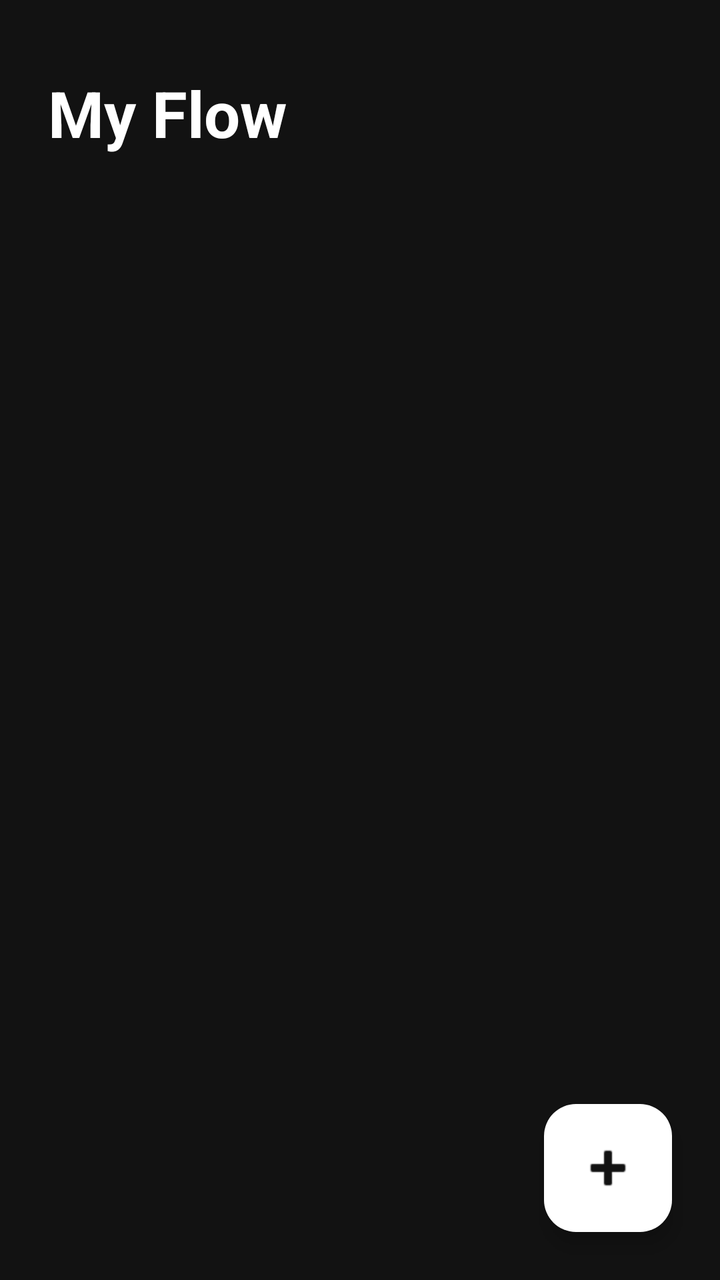
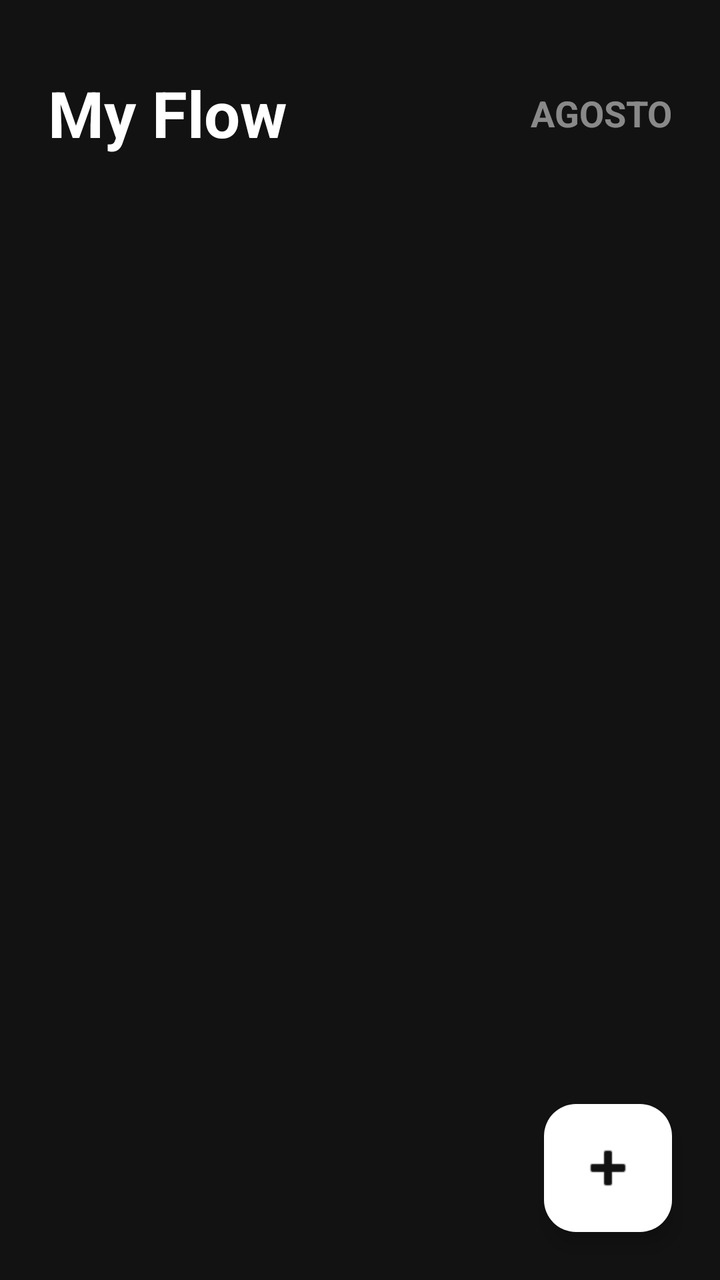

Screens rendered from an Android XML layout before and after an edit, with the pre-edit source and the edit as a unified diff.
<!-- AndroidManifest.xml: application theme Theme.FlowWidget -->
<!-- res/layout/activity_settings.xml -->
<?xml version="1.0" encoding="utf-8"?>
<androidx.coordinatorlayout.widget.CoordinatorLayout xmlns:android="http://schemas.android.com/apk/res/android"
    xmlns:app="http://schemas.android.com/apk/res-auto"
    android:layout_width="match_parent"
    android:layout_height="match_parent"
    android:background="#121212">

    <LinearLayout
        android:layout_width="match_parent"
        android:layout_height="match_parent"
        android:orientation="vertical">

        <TextView
            android:layout_width="wrap_content"
            android:layout_height="wrap_content"
            android:layout_marginHorizontal="24dp"
            android:layout_marginTop="35dp"
            android:text="My Flow"
            android:textColor="#FFFFFF"
            android:textSize="32sp"
            android:textStyle="bold" />

        
        <androidx.recyclerview.widget.RecyclerView
            android:id="@+id/rv_calendar"
            android:layout_width="match_parent"
            android:layout_height="wrap_content"
            android:layout_marginHorizontal="12dp"
            android:layout_marginTop="16dp"
            android:layout_marginBottom="16dp"
            android:overScrollMode="never" />

        <androidx.recyclerview.widget.RecyclerView
            android:id="@+id/rv_routines"
            android:layout_width="match_parent"
            android:layout_height="match_parent"
            android:clipToPadding="false"
            android:paddingBottom="88dp"
            app:layoutManager="androidx.recyclerview.widget.LinearLayoutManager"
            app:reverseLayout="true"
            app:stackFromEnd="true" />

    </LinearLayout>

    <com.google.android.material.floatingactionbutton.FloatingActionButton
        android:id="@+id/fab_add"
        android:layout_width="wrap_content"
        android:layout_height="wrap_content"
        android:layout_gravity="bottom|end"
        android:layout_margin="24dp"
        android:src="@android:drawable/ic_input_add"
        app:backgroundTint="#FFFFFF"
        app:fabCustomSize="64dp"
        app:maxImageSize="32dp"
        app:tint="#121212" />

</androidx.coordinatorlayout.widget.CoordinatorLayout>
<!-- resources referenced by this layout -->
<resources>
  <style name="Theme.FlowWidget" parent="Theme.Material3.DayNight.NoActionBar">
          
          <item name="colorPrimary">#FFFFFF</item>
          <item name="android:windowBackground">#121212</item>
          <item name="android:statusBarColor">#121212</item>
      </style>
</resources>

<!-- the commit's change to res/layout/activity_settings.xml (unified diff, before → after) -->
@@ -10,22 +10,42 @@
         android:layout_height="match_parent"
         android:orientation="vertical">
 
-        <TextView
-            android:layout_width="wrap_content"
+        <RelativeLayout
+            android:layout_width="match_parent"
             android:layout_height="wrap_content"
             android:layout_marginHorizontal="24dp"
-            android:layout_marginTop="35dp"
-            android:text="My Flow"
-            android:textColor="#FFFFFF"
-            android:textSize="32sp"
-            android:textStyle="bold" />
+            android:layout_marginTop="35dp">
+
+            
+            <TextView
+                android:layout_width="wrap_content"
+                android:layout_height="wrap_content"
+                android:text="My Flow"
+                android:textColor="#FFFFFF"
+                android:textSize="32sp"
+                android:textStyle="bold" />
+
+            
+            <TextView
+                android:id="@+id/tv_current_month"
+                android:layout_width="wrap_content"
+                android:layout_height="wrap_content"
+                android:layout_alignParentEnd="true"
+                android:layout_centerVertical="true"
+                android:text="AGOSTO"
+                android:textColor="#80FFFFFF"
+                android:textSize="18sp"
+                android:textStyle="bold"
+                android:textAllCaps="true" />
+
+        </RelativeLayout>
 
         
         <androidx.recyclerview.widget.RecyclerView
             android:id="@+id/rv_calendar"
             android:layout_width="match_parent"
-            android:layout_height="wrap_content"
-            android:layout_marginHorizontal="12dp"
+            android:layout_height="210dp"
+            android:layout_marginHorizontal="16dp"
             android:layout_marginTop="16dp"
             android:layout_marginBottom="16dp"
             android:overScrollMode="never" />
